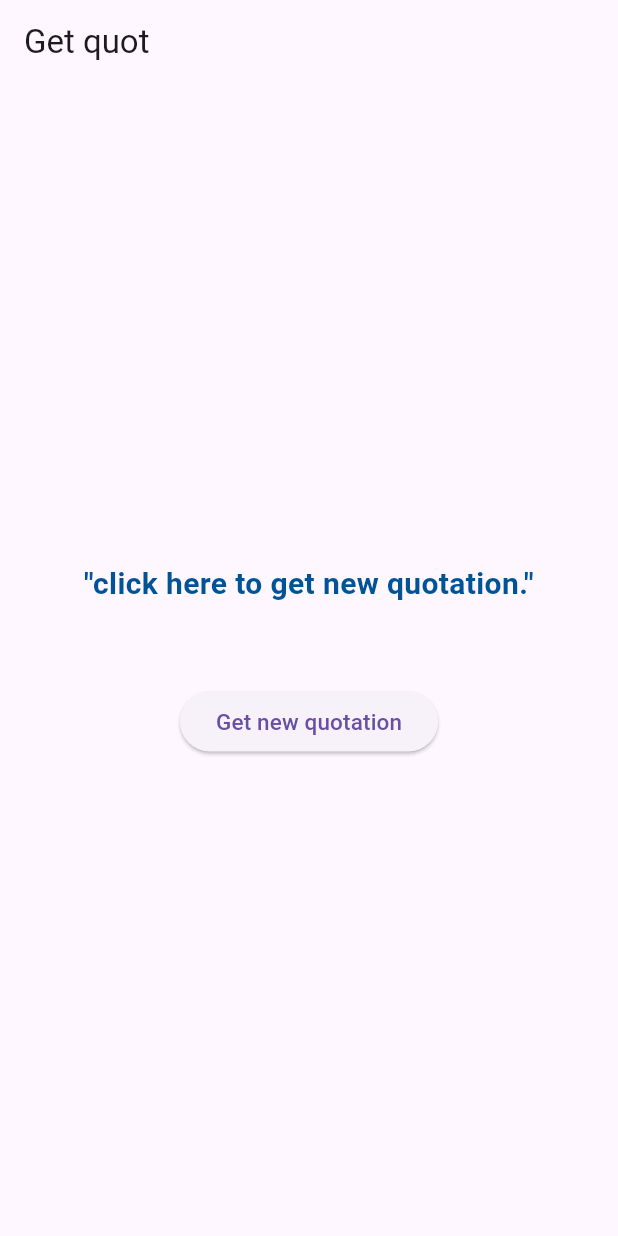
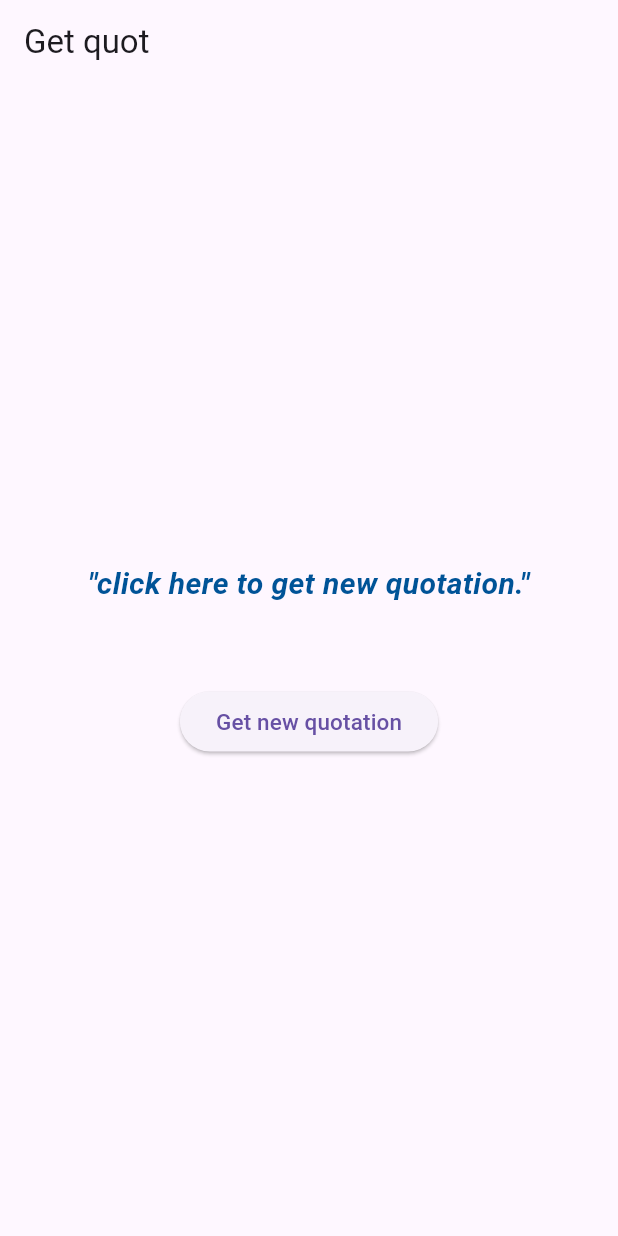
Before and after one commit to Muhannmmad/zitate_app, a Flutter app: the screen it shows after launch, on a phone screen of 412 x 824 dp. Run offline on Flutter 3.47's test engine with Material 3 defaults, Android fonts, the phone set to English and light mode, and no system bars.

Commit message:
changed the font style to italic to look better and the size of texts

```diff
--- a/lib/main.dart
+++ b/lib/main.dart
@@ -64,6 +64,7 @@ class _QuoteScreenState extends State<QuoteScreen> {
                 style: TextStyle(
                     fontSize: 20.0,
                     fontWeight: FontWeight.bold,
+                    fontStyle: FontStyle.italic,
                     color: const Color.fromARGB(255, 0, 83, 151)),
               ),
               SizedBox(height: 10),
@@ -71,9 +72,10 @@ class _QuoteScreenState extends State<QuoteScreen> {
                 author.isNotEmpty ? '- $author' : '',
                 textAlign: TextAlign.center,
                 style: TextStyle(
-                    fontSize: 16.0,
-                    color: const Color.fromARGB(255, 123, 0, 0),
-                    fontWeight: FontWeight.bold),
+                  fontSize: 16.0,
+                  color: const Color.fromARGB(255, 123, 0, 0),
+                  fontWeight: FontWeight.bold,
+                ),
               ),
               SizedBox(height: 20),
               ElevatedButton(
```
